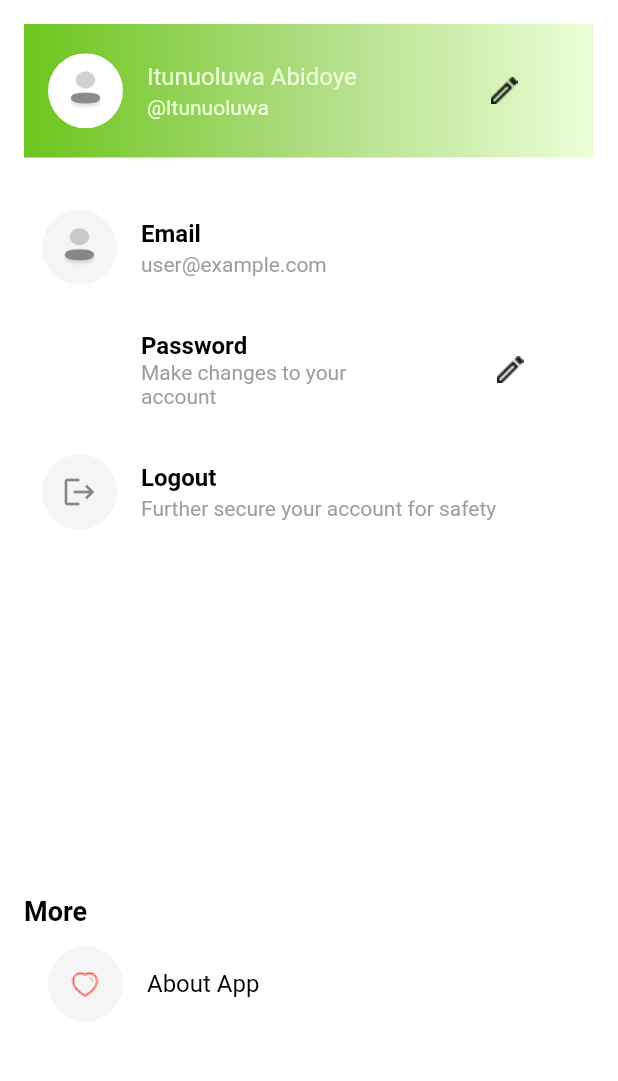
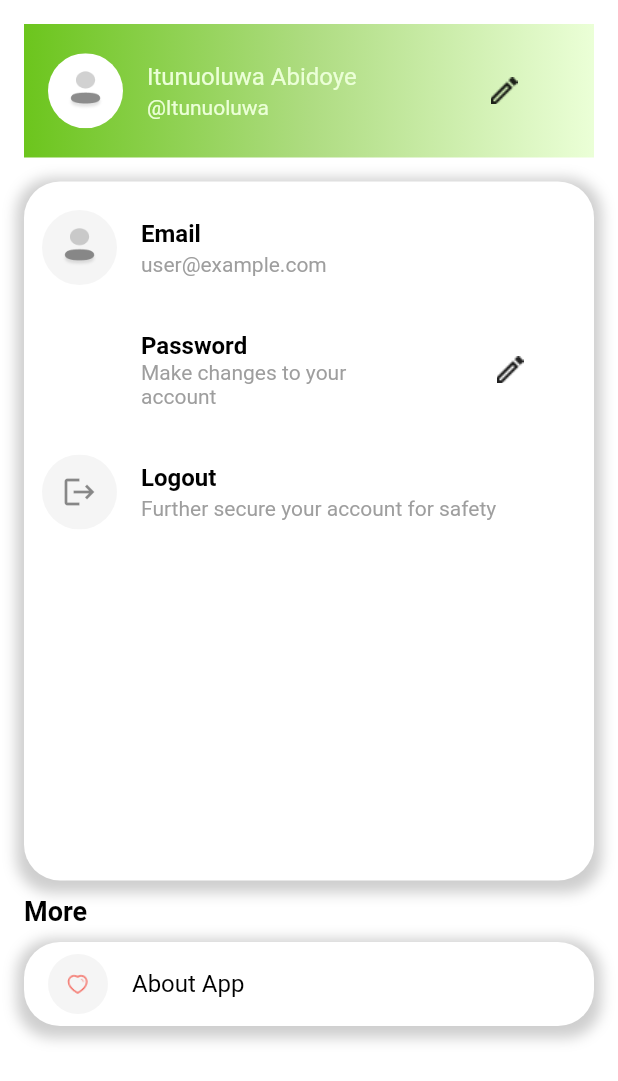
Before and after one commit to Phly101/grabber_app, a Flutter app: the ProfileTab screen opened by its route, on a phone screen of 412 x 824 dp. Shown: the top 1081 px of the screen. Run offline on Flutter 3.47's test engine with Material 3 defaults, Android fonts, the light colour scheme and no system bars; our stand-ins replace animated_splash_screen, device_preview, page_transition; missing offline and left inert: bottom_navbar_with_indicator.

Commit message:
added shadow to the container in profile feature with testing device preview package to test in many devices

```diff
--- a/lib/UI/Profile/widgets/about_app.dart
+++ b/lib/UI/Profile/widgets/about_app.dart
@@ -13,8 +13,17 @@ class AboutApp extends StatelessWidget {
       decoration: BoxDecoration(
         color: LightThemeData.surfaceColor,
         borderRadius: BorderRadius.circular(24),
+        boxShadow: [
+          BoxShadow(
+            color: Colors.grey.withOpacity( 0.5),
+            spreadRadius: 5,
+            blurRadius: 7,
+            offset: const Offset(0, 3),
           ),
-      child:  Column(
+        ],
+      ),
+      child:  Center(
+        child: Column(
           mainAxisAlignment: MainAxisAlignment.start,
           crossAxisAlignment: CrossAxisAlignment.start,
           children: [
@@ -25,8 +34,8 @@ class AboutApp extends StatelessWidget {
                 child: Container(
                   color: Colors.grey.shade100,
                   padding: const EdgeInsets.all(12),
-                width: 50,
-                height: 50,
+                  width: 40,
+                  height: 40,
                   child: const ImageIcon(AssetImage("Assets/Icons/Heart.png"),color: Colors.red ,)
                 ),
             ),
@@ -37,6 +46,7 @@ class AboutApp extends StatelessWidget {
           )
           ],
         ),
+      ),
     );
   }
 }
--- a/lib/UI/Profile/widgets/content.dart
+++ b/lib/UI/Profile/widgets/content.dart
@@ -15,6 +15,14 @@ class ProfileContent extends StatelessWidget {
       decoration: BoxDecoration(
         color: LightThemeData.surfaceColor,
         borderRadius: BorderRadius.circular(24),
+        boxShadow: [
+          BoxShadow(
+            color: Colors.grey.withOpacity( 0.5),
+            spreadRadius: 5,
+            blurRadius: 7,
+            offset: const Offset(0, 3),
+          ),
+        ],
       ),
       child: Column(
         mainAxisAlignment: MainAxisAlignment.start,
--- a/lib/main.dart
+++ b/lib/main.dart
@@ -1,3 +1,5 @@
+import 'package:device_preview/device_preview.dart';
+import 'package:flutter/foundation.dart';
 import 'package:flutter/material.dart';
 import 'package:grabber_app/Theme/light_theme.dart';
 import 'package:grabber_app/UI/Profile/profile_tab.dart';
@@ -8,7 +10,13 @@ import 'package:grabber_app/UI/home/home_tab.dart';
 import 'package:grabber_app/UI/main_app/main_screen.dart';
 
 void main() {
-  runApp(const MyApp());
+
+  runApp(
+    DevicePreview(
+    enabled: !kReleaseMode,
+    builder: (context) => MyApp(),
+  ),
+  );
 }
 
 class MyApp extends StatelessWidget {
```
Also changed, not shown: pubspec.yaml (+8 -16 lines). Lines whose indentation alone changed are shown as unchanged.
